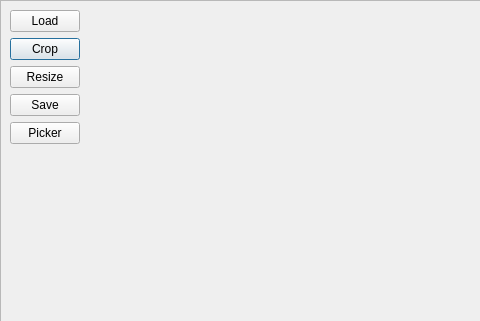
Old version of the form fotochop/newForm.ui in the repository namealreadytaken/fotochope; both pictures show x 0 to 480 and y 0 to 321 of the 783 by 658 pixel window.
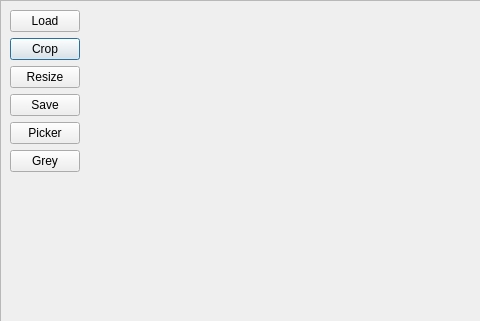
New version of the form.

```diff
--- a/fotochop/newForm.ui
+++ b/fotochop/newForm.ui
@@ -164,6 +164,19 @@
          </property>
         </widget>
        </item>
+       <item row="5" column="0">
+        <widget class="QPushButton" name="greyButton">
+         <property name="maximumSize">
+          <size>
+           <width>70</width>
+           <height>16777215</height>
+          </size>
+         </property>
+         <property name="text">
+          <string>Grey</string>
+         </property>
+        </widget>
+       </item>
       </layout>
      </widget>
     </widget>
```
